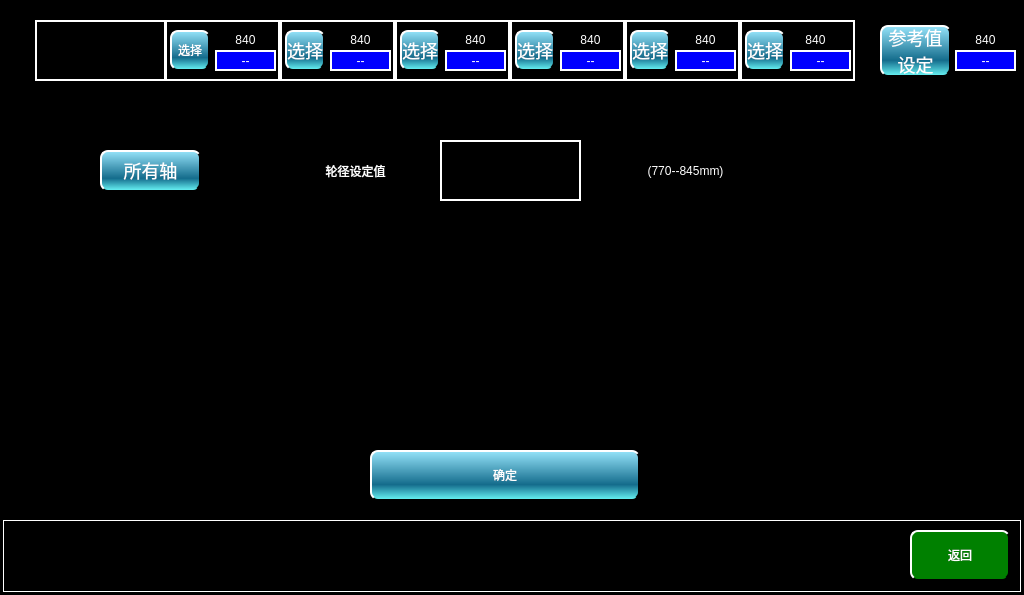
Old version of the form maintaincewheelsetpage.ui in the repository mayue-crrc/ShenyangMetro9DB.
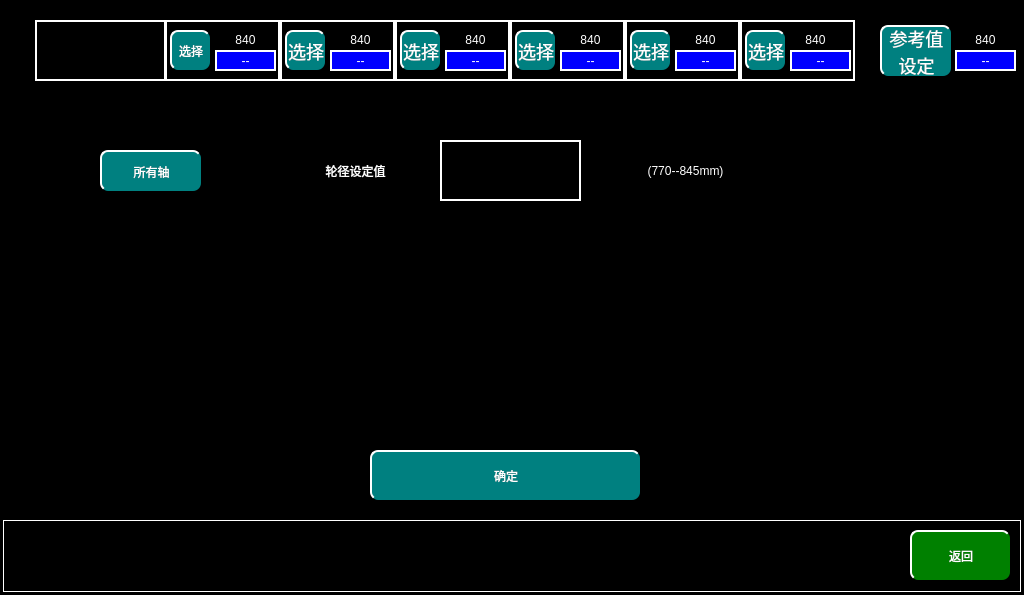
New version of the form.

```diff
--- a/maintaincewheelsetpage.ui
+++ b/maintaincewheelsetpage.ui
@@ -20,8 +20,7 @@
 }
 QPushButton
 {
- color:white;font:18px,&quot;微软雅黑&quot;;border-top:2px solid  white;border-left: 2px solid white;border-bottom:2px solid transparent;border-right: 2px solid;
-border-radius:8px; transparent;background:qlineargradient(spread:pad,x1:0,y1:0,x2:0,y2:1,stop:0 rgba(150,228,250,255),stop:0.7 rgba(20,108,140,255) ,stop:1 rgba(100,238,240,255));
+font: 20px, &quot;微软雅黑&quot;;color: white;background-color: rgb(0, 128, 128);	border-radius:8px;border-top: 2px solid white;border-left: 2px solid white;
 
 }
 </string>
@@ -361,7 +360,7 @@
     <enum>Qt::NoFocus</enum>
    </property>
    <property name="styleSheet">
-    <string notr="true">font:18px;</string>
+    <string notr="true"/>
    </property>
    <property name="text">
     <string>所有轴</string>
```
